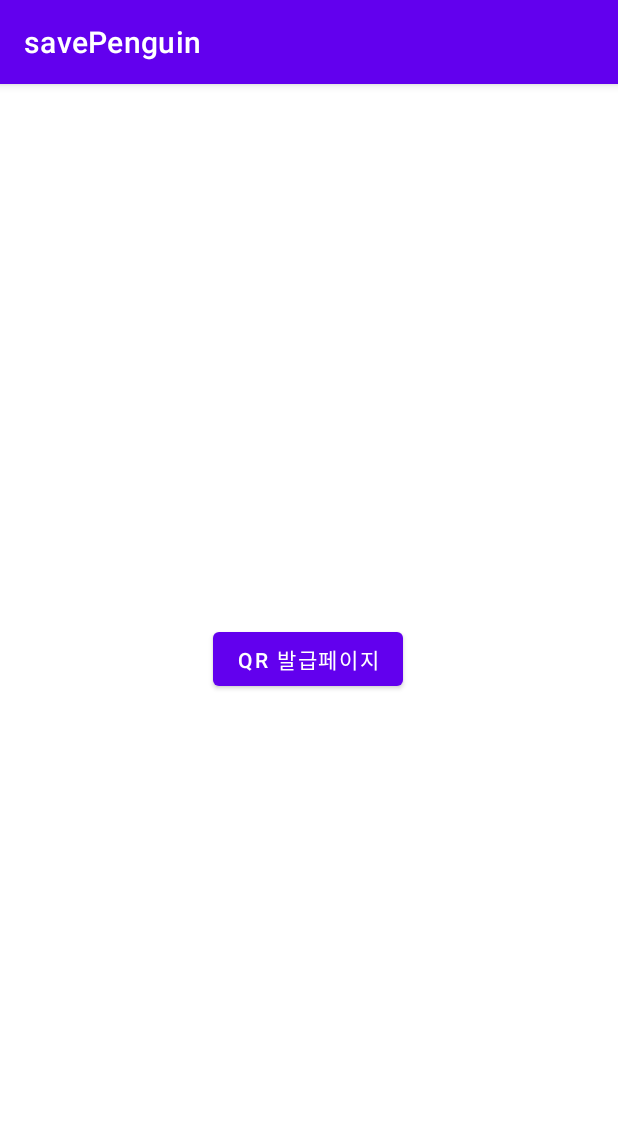
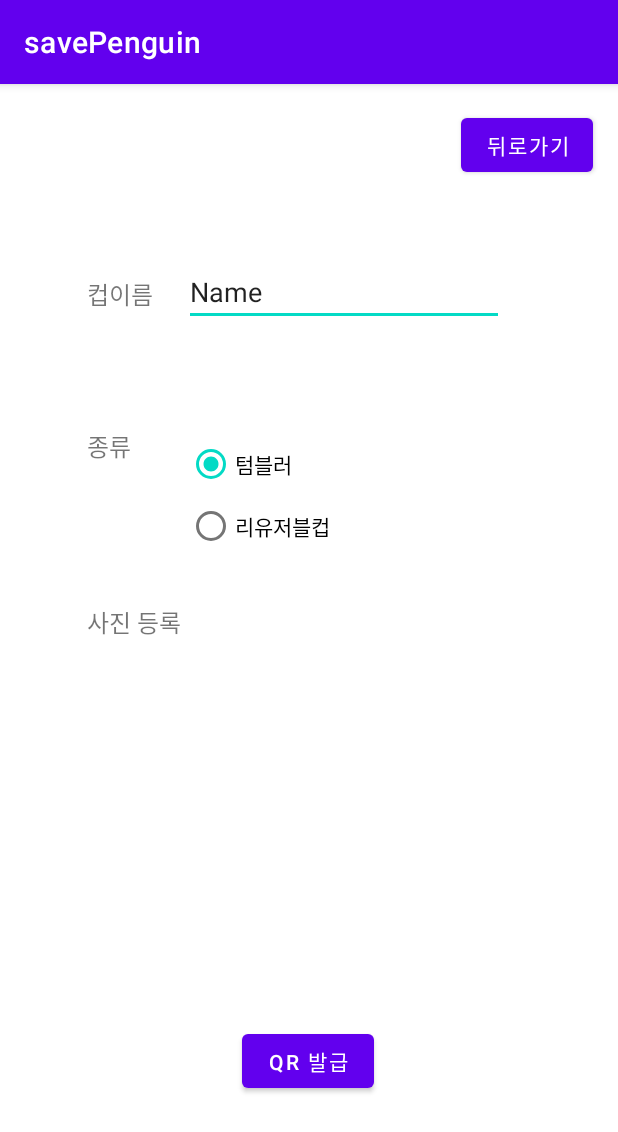
Before and after one commit to savePenguin/savePenguin_android, an Android app: the CreateQRActivity screen opened directly, with no data from a screen before it, on a phone screen of 412 x 824 dp. Shown: the top 1132 px of the screen. Run offline under Robolectric (Android 15) with nearby library versions, the phone set to English and light mode, and no system bars.

Commit message:
qr 발급 페이지 구현중

```diff
--- a/savePenguin/app/src/main/res/layout/activity_createqr.xml
+++ b/savePenguin/app/src/main/res/layout/activity_createqr.xml
@@ -5,15 +5,109 @@
     android:layout_width="match_parent"
     android:layout_height="match_parent">
 
+    <LinearLayout
+        android:layout_width="237dp"
+        android:layout_height="97dp"
+        android:layout_marginTop="68dp"
+        android:orientation="vertical"
+        app:layout_constraintEnd_toEndOf="parent"
+        app:layout_constraintHorizontal_bias="0.712"
+        app:layout_constraintStart_toStartOf="parent"
+        app:layout_constraintTop_toBottomOf="@+id/editTextTextPersonName">
+
+        <RadioGroup
+            android:id="@+id/radioGroup1"
+            android:layout_width="197dp"
+            android:layout_height="83dp">
+
+            <RadioButton
+                android:id="@+id/radio0"
+                android:layout_width="wrap_content"
+                android:layout_height="wrap_content"
+                android:checked="true"
+                android:text="텀블러" />
+
+            <RadioButton
+                android:id="@+id/radio1"
+                android:layout_width="wrap_content"
+                android:layout_height="wrap_content"
+                android:text="리유저블컵" />
+
+        </RadioGroup>
+
+    </LinearLayout>
+
     <Button
-        android:id="@+id/button"
+        android:id="@+id/makeQRBtn"
         android:layout_width="wrap_content"
         android:layout_height="wrap_content"
-        android:text="QR 발급페이지"
+        android:text="QR 발급"
         app:layout_constraintBottom_toBottomOf="parent"
         app:layout_constraintEnd_toEndOf="parent"
         app:layout_constraintHorizontal_bias="0.498"
         app:layout_constraintStart_toStartOf="parent"
         app:layout_constraintTop_toTopOf="parent"
-        app:layout_constraintVertical_bias="0.499" />
+        app:layout_constraintVertical_bias="0.871" />
+
+    <Button
+        android:id="@+id/goBackBtn"
+        android:layout_width="wrap_content"
+        android:layout_height="wrap_content"
+        android:text="@string/previous"
+        app:layout_constraintBottom_toBottomOf="parent"
+        app:layout_constraintEnd_toEndOf="parent"
+        app:layout_constraintHorizontal_bias="0.949"
+        app:layout_constraintStart_toStartOf="parent"
+        app:layout_constraintTop_toTopOf="parent"
+        app:layout_constraintVertical_bias="0.023" />
+
+    <TextView
+        android:id="@+id/textView_cupname"
+        android:layout_width="61dp"
+        android:layout_height="33dp"
+        android:layout_marginTop="128dp"
+        android:lineSpacingExtra="14sp"
+        android:text="@string/cupname"
+        android:textSize="16sp"
+        app:layout_constraintEnd_toEndOf="parent"
+        app:layout_constraintHorizontal_bias="0.165"
+        app:layout_constraintStart_toStartOf="parent"
+        app:layout_constraintTop_toTopOf="parent" />
+
+    <TextView
+        android:id="@+id/textView2"
+        android:layout_width="66dp"
+        android:layout_height="29dp"
+        android:layout_marginTop="68dp"
+        android:text="@string/type"
+        android:textSize="16sp"
+        app:layout_constraintEnd_toEndOf="parent"
+        app:layout_constraintHorizontal_bias="0.168"
+        app:layout_constraintStart_toStartOf="parent"
+        app:layout_constraintTop_toBottomOf="@+id/textView_cupname" />
+
+    <TextView
+        android:id="@+id/textView_picsubmit"
+        android:layout_width="65dp"
+        android:layout_height="33dp"
+        android:layout_marginTop="88dp"
+        android:text="@string/picSubmit"
+        android:textSize="16sp"
+        app:layout_constraintEnd_toEndOf="parent"
+        app:layout_constraintHorizontal_bias="0.167"
+        app:layout_constraintStart_toStartOf="parent"
+        app:layout_constraintTop_toBottomOf="@+id/textView2" />
+
+    <EditText
+        android:id="@+id/editTextTextPersonName"
+        android:layout_width="wrap_content"
+        android:layout_height="wrap_content"
+        android:layout_marginTop="116dp"
+        android:ems="10"
+        android:inputType="textPersonName"
+        android:text="Name"
+        app:layout_constraintEnd_toEndOf="parent"
+        app:layout_constraintHorizontal_bias="0.616"
+        app:layout_constraintStart_toStartOf="parent"
+        app:layout_constraintTop_toTopOf="parent" />
 </androidx.constraintlayout.widget.ConstraintLayout>
--- a/savePenguin/app/src/main/res/values/strings.xml
+++ b/savePenguin/app/src/main/res/values/strings.xml
@@ -14,6 +14,12 @@
     <string name="penguinShop">펭Shop</string>
     <string name="logout">로그아웃</string>
 
+    <string name="cupname">컵이름</string>
+    <string name="type">종류</string>
+    <string name="picSubmit">사진 등록</string>
+
+
+
     <string name="hello_first_fragment">Hello first fragment</string>
     <string name="hello_second_fragment">Hello second fragment. Arg: %1$s</string>
 </resources>
```
